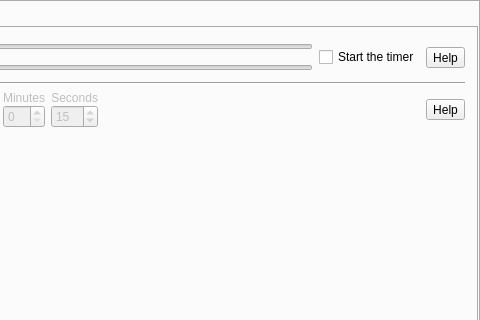
Qt form src/mainwindow.ui (vkohaupt/vokoscreenNG) before a commit; both pictures show x 226 to 706 and y 0 to 320 of the 706 by 432 pixel window.
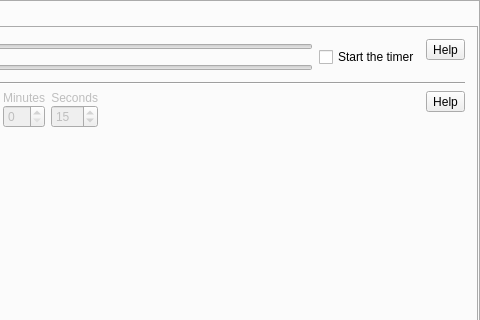
The same form after that commit. The open tabs and pages were chosen to show the change. Icons and pictures are not drawn.

Commit message: icon time

Patch:
```diff
--- a/src/mainwindow.ui
+++ b/src/mainwindow.ui
@@ -984,7 +984,7 @@
                 </layout>
                </widget>
               </item>
-              <item>
+              <item alignment="Qt::AlignTop">
                <widget class="QToolButton" name="toolButtonHelpStartTime">
                 <property name="toolTip">
                  <string notr="true"/>
@@ -1122,7 +1122,7 @@
                 </property>
                </spacer>
               </item>
-              <item>
+              <item alignment="Qt::AlignTop">
                <widget class="QToolButton" name="toolButtonHelpStopRecordingAfter">
                 <property name="toolTip">
                  <string notr="true"/>
```
Left out of the diff: 16 changed lines with no effect on the pictures. Lines whose indentation alone changed are shown as unchanged. The commit also changes 1 other file.
